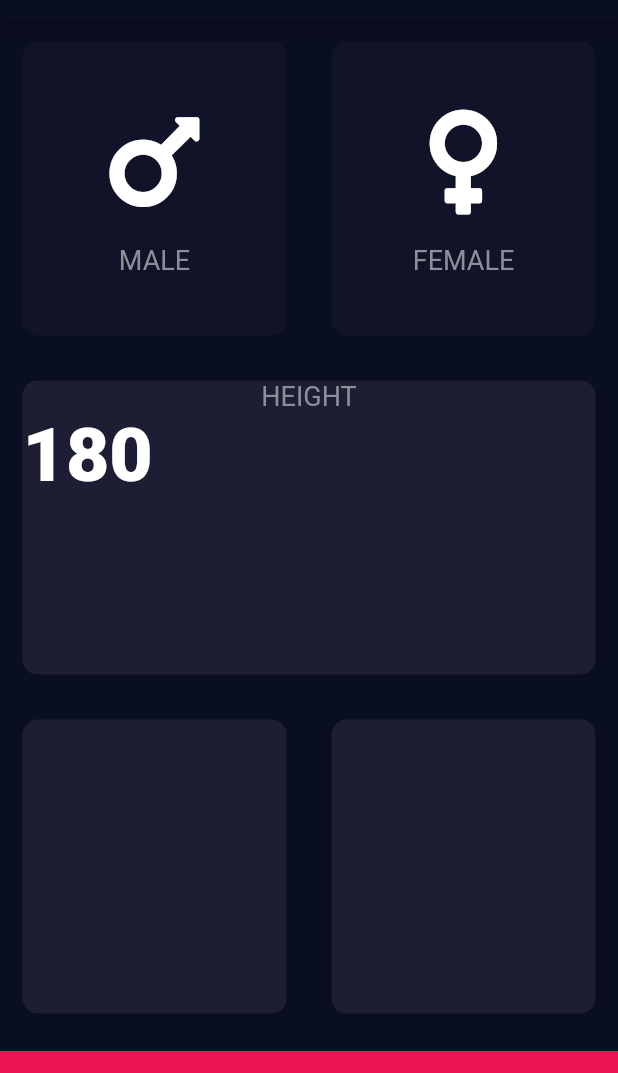
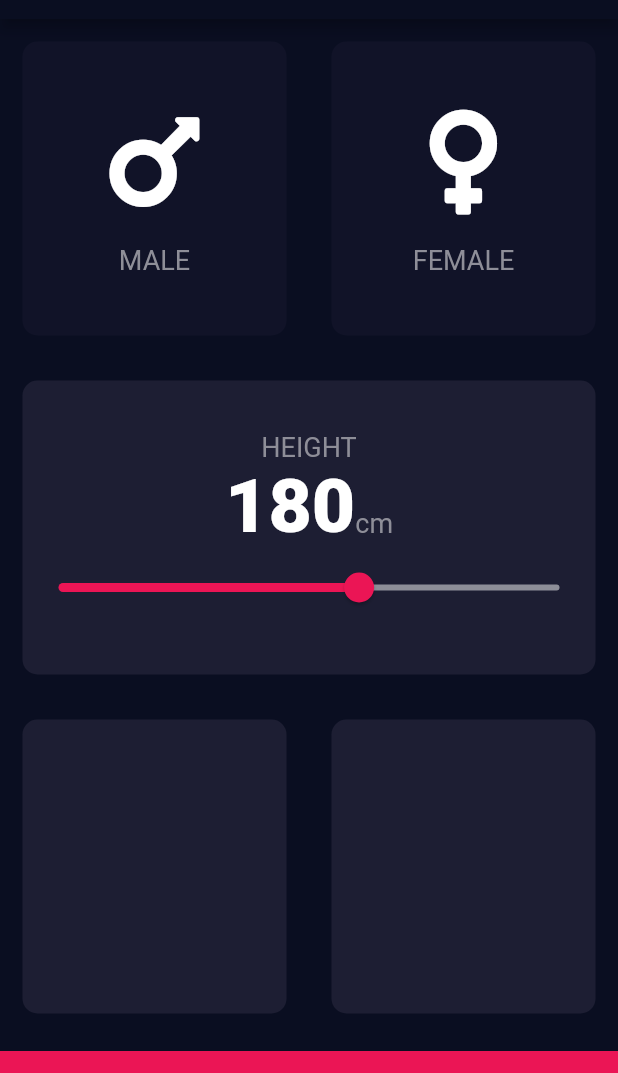
Before and after one commit to kevinaswind/bmi_calculator, a Flutter app: the screen it shows after launch, on a phone screen of 412 x 824 dp, the part 65-1138 px from its top. Run offline on Flutter 3.47's test engine with Material 2 defaults, Android fonts, the phone set to English and light mode, and no system bars; our stand-ins replace font_awesome_flutter.

Commit message:
20200508-1

```diff
--- a/lib/input_page.dart
+++ b/lib/input_page.dart
@@ -1,13 +1,11 @@
 import 'package:flutter/material.dart';
 import 'package:font_awesome_flutter/font_awesome_flutter.dart';
+import 'constants.dart';
 import 'icon_content.dart';
 import 'reusable_card.dart';
 import 'constants.dart';
 
-enum Gender {
-  male,
-  female
-}
+enum Gender { male, female }
 
 class InputPage extends StatefulWidget {
   @override
@@ -15,8 +13,8 @@ class InputPage extends StatefulWidget {
 }
 
 class _InputPageState extends State<InputPage> {
-
-Gender selectedGender;
+  Gender selectedGender;
+  int height=180;
 
   @override
   Widget build(BuildContext context) {
@@ -32,12 +30,14 @@ Gender selectedGender;
                   Expanded(
                     flex: 1,
                     child: ReusableCard(
-                      onPress: (){
+                      onPress: () {
                         setState(() {
                           selectedGender = Gender.male;
                         });
                       },
-                      colour: selectedGender == Gender.male ? kActiveCardColor : kInactiveCardColor,
+                      colour: selectedGender == Gender.male
+                          ? kActiveCardColor
+                          : kInactiveCardColor,
                       cardChild: (IconContent(
                         icon: FontAwesomeIcons.mars,
                         label: 'MALE',
@@ -46,12 +46,14 @@ Gender selectedGender;
                   ),
                   Expanded(
                     child: ReusableCard(
-                      onPress: (){
+                      onPress: () {
                         setState(() {
                           selectedGender = Gender.female;
                         });
                       },
-                      colour: selectedGender == Gender.female ? kActiveCardColor : kInactiveCardColor,
+                      colour: selectedGender == Gender.female
+                          ? kActiveCardColor
+                          : kInactiveCardColor,
                       cardChild: (IconContent(
                         icon: FontAwesomeIcons.venus,
                         label: 'FEMALE',
@@ -68,18 +70,38 @@ Gender selectedGender;
                     child: ReusableCard(
                       colour: kActiveCardColor,
                       cardChild: Column(
+                        mainAxisAlignment: MainAxisAlignment.center,
                         children: <Widget>[
                           Text(
                             'HEIGHT',
                             style: kLabelStyle,
                           ),
                           Row(
+                            mainAxisAlignment: MainAxisAlignment.center,
+                            crossAxisAlignment: CrossAxisAlignment.baseline,
+                            textBaseline: TextBaseline.alphabetic,
                             children: <Widget>[
                               Text(
-                                '180',
+                                height.toString(),
                                 style: kNumberTextStyle,
+                              ),
+                              Text(
+                                'cm',
+                                style: kLabelStyle,
                               )
                             ],
+                          ),
+                          Slider(
+                            value: height.toDouble(),
+                            min: 120.0,
+                            max: 220.0,
+                            activeColor: Color(0xFFEB1555),
+                            inactiveColor: Color(0xFF8D8E98),
+                            onChanged: (double newValue){
+                              setState(() {
+                                height = newValue.round();
+                              });
+                            },
                           )
                         ],
                       ),
```
Also changed, not shown: 1 other file.
